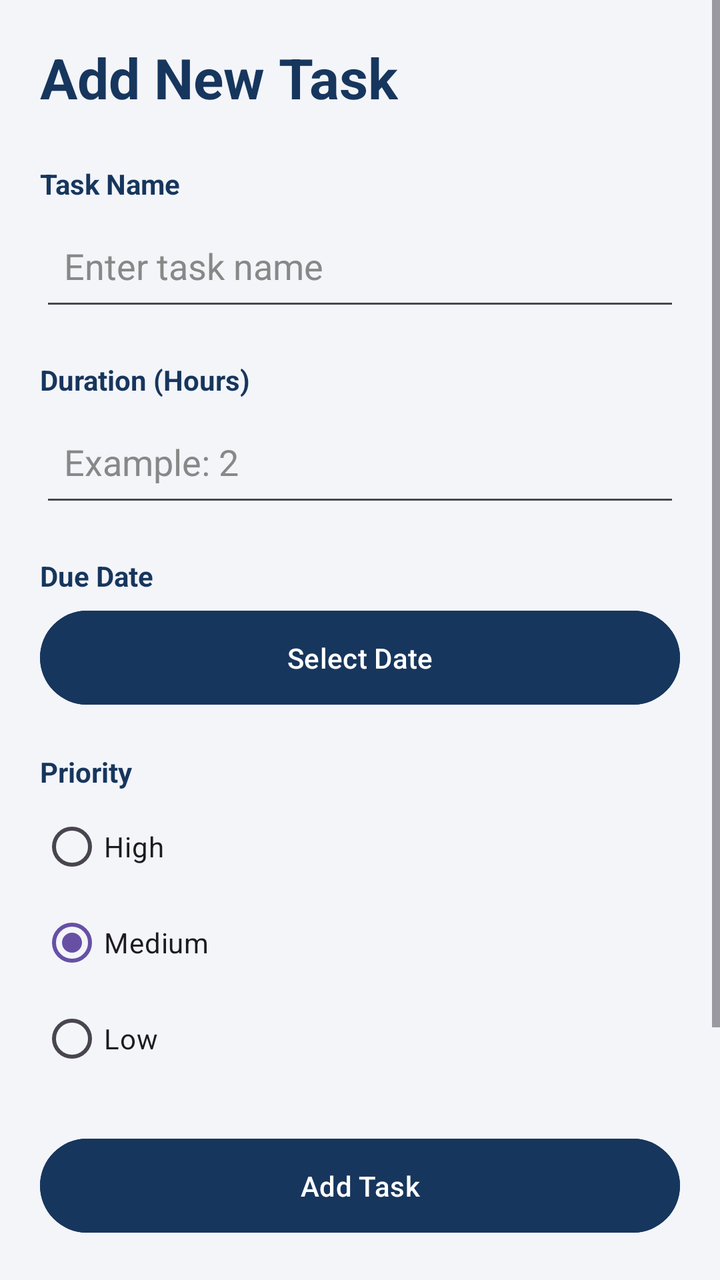
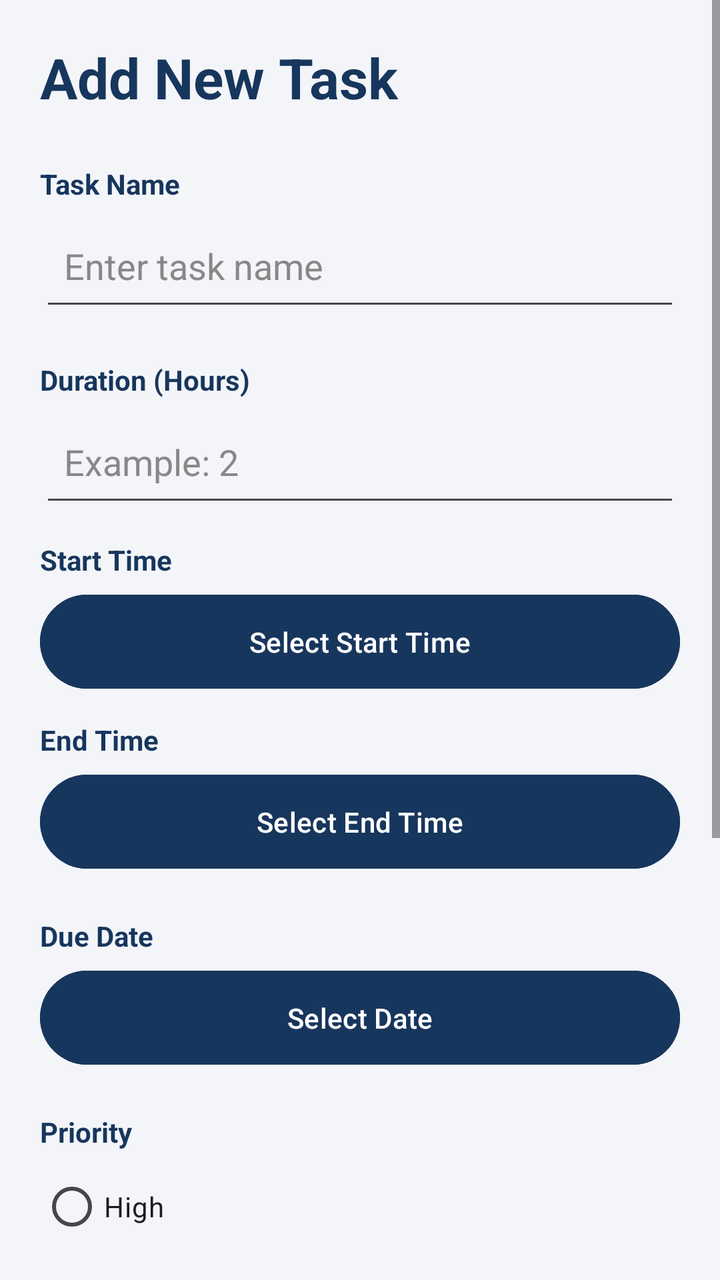

Before-and-after screenshots of an Android layout around one commit, followed by the original layout XML and the change that was made.
<!-- AndroidManifest.xml: application theme Theme.StudentPlanner -->
<!-- res/layout/activity_main2.xml -->
<?xml version="1.0" encoding="utf-8"?>
<ScrollView xmlns:android="http://schemas.android.com/apk/res/android"
    android:layout_width="match_parent"
    android:layout_height="match_parent"
    android:fitsSystemWindows="true"
    android:background="#F3F5F9">

    <LinearLayout
        android:layout_width="match_parent"
        android:layout_height="wrap_content"
        android:orientation="vertical"
        android:padding="20dp">

        <TextView
            android:layout_width="wrap_content"
            android:layout_height="wrap_content"
            android:text="Add New Task"
            android:textSize="28sp"
            android:textStyle="bold"
            android:textColor="#17365D"
            android:layout_marginBottom="25dp" />

        <TextView
            android:layout_width="wrap_content"
            android:layout_height="wrap_content"
            android:text="Task Name"
            android:textColor="#17365D"
            android:textStyle="bold"
            android:layout_marginBottom="4dp" />

        <EditText
            android:id="@+id/etTaskName"
            android:layout_width="match_parent"
            android:layout_height="55dp"
            android:hint="Enter task name"
            android:textColor="#17365D"
            android:textColorHint="#888888"
            android:inputType="textCapSentences"
            android:imeOptions="actionNext"
            android:focusable="true"
            android:focusableInTouchMode="true"
            android:padding="12dp"
            android:layout_marginBottom="12dp" />

        <TextView
            android:layout_width="wrap_content"
            android:layout_height="wrap_content"
            android:text="Duration (Hours)"
            android:textColor="#17365D"
            android:textStyle="bold"
            android:layout_marginTop="8dp"
            android:layout_marginBottom="4dp" />

        <EditText
            android:id="@+id/etDuration"
            android:layout_width="match_parent"
            android:layout_height="55dp"
            android:hint="Example: 2"
            android:textColor="#17365D"
            android:textColorHint="#888888"
            android:inputType="numberDecimal"
            android:imeOptions="actionDone"
            android:focusable="true"
            android:focusableInTouchMode="true"
            android:padding="12dp"
            android:layout_marginBottom="12dp" />

        <TextView
            android:layout_width="wrap_content"
            android:layout_height="wrap_content"
            android:text="Due Date"
            android:textColor="#17365D"
            android:textStyle="bold"
            android:layout_marginTop="8dp"
            android:layout_marginBottom="4dp" />

        <Button
            android:id="@+id/btnSelectDate"
            android:layout_width="match_parent"
            android:layout_height="55dp"
            android:text="Select Date"
            android:textColor="#FFFFFF"
            android:backgroundTint="#17365D"
            android:layout_marginBottom="12dp" />

        <TextView
            android:layout_width="wrap_content"
            android:layout_height="wrap_content"
            android:text="Priority"
            android:textColor="#17365D"
            android:textStyle="bold"
            android:layout_marginTop="8dp"
            android:layout_marginBottom="4dp" />

        <RadioGroup
            android:id="@+id/rgPriority"
            android:layout_width="match_parent"
            android:layout_height="wrap_content"
            android:orientation="vertical"
            android:layout_marginBottom="12dp">

            <RadioButton
                android:id="@+id/rbHigh"
                android:layout_width="wrap_content"
                android:layout_height="wrap_content"
                android:text="High" />

            <RadioButton
                android:id="@+id/rbMedium"
                android:layout_width="wrap_content"
                android:layout_height="wrap_content"
                android:text="Medium"
                android:checked="true" />

            <RadioButton
                android:id="@+id/rbLow"
                android:layout_width="wrap_content"
                android:layout_height="wrap_content"
                android:text="Low" />

        </RadioGroup>

        <Button
            android:id="@+id/btnSaveTask"
            android:layout_width="match_parent"
            android:layout_height="55dp"
            android:text="Add Task"
            android:textColor="#FFFFFF"
            android:backgroundTint="#17365D"
            android:layout_marginTop="10dp" />

        <TextView
            android:layout_width="wrap_content"
            android:layout_height="wrap_content"
            android:text="My Task List"
            android:textColor="#17365D"
            android:textSize="20sp"
            android:textStyle="bold"
            android:layout_marginTop="28dp"
            android:layout_marginBottom="12dp" />

        <LinearLayout
            android:id="@+id/tasksContainer"
            android:layout_width="match_parent"
            android:layout_height="wrap_content"
            android:orientation="vertical" />

        <Button
            android:id="@+id/btnBackHome"
            android:layout_width="match_parent"
            android:layout_height="50dp"
            android:text="← Back to Home"
            android:textColor="#FFFFFF"
            android:backgroundTint="#17365D"
            android:layout_marginTop="20dp"
            android:layout_marginBottom="20dp" />

    </LinearLayout>

</ScrollView>
<!-- resources referenced by this layout -->
<resources>
  <style name="Theme.StudentPlanner" parent="Base.Theme.StudentPlanner" />
  <style name="Base.Theme.StudentPlanner" parent="Theme.Material3.DayNight.NoActionBar">
          
          <item name="android:statusBarColor">@android:color/transparent</item>
          <item name="android:windowLightStatusBar">true</item>
      </style>
</resources>

<!-- the commit's change to res/layout/activity_main2.xml (unified diff, before → after) -->
@@ -63,6 +63,42 @@
             android:focusable="true"
             android:focusableInTouchMode="true"
             android:padding="12dp"
+            android:layout_marginBottom="12dp" />
+
+        
+        <TextView
+            android:layout_width="wrap_content"
+            android:layout_height="wrap_content"
+            android:text="Start Time"
+            android:textColor="#17365D"
+            android:textStyle="bold"
+            android:layout_marginBottom="4dp" />
+
+        <Button
+            android:id="@+id/btnStartTime"
+            android:layout_width="match_parent"
+            android:layout_height="55dp"
+            android:text="Select Start Time"
+            android:textColor="#FFFFFF"
+            android:backgroundTint="#17365D"
+            android:layout_marginBottom="12dp" />
+
+        
+        <TextView
+            android:layout_width="wrap_content"
+            android:layout_height="wrap_content"
+            android:text="End Time"
+            android:textColor="#17365D"
+            android:textStyle="bold"
+            android:layout_marginBottom="4dp" />
+
+        <Button
+            android:id="@+id/btnEndTime"
+            android:layout_width="match_parent"
+            android:layout_height="55dp"
+            android:text="Select End Time"
+            android:textColor="#FFFFFF"
+            android:backgroundTint="#17365D"
             android:layout_marginBottom="12dp" />
 
         <TextView
